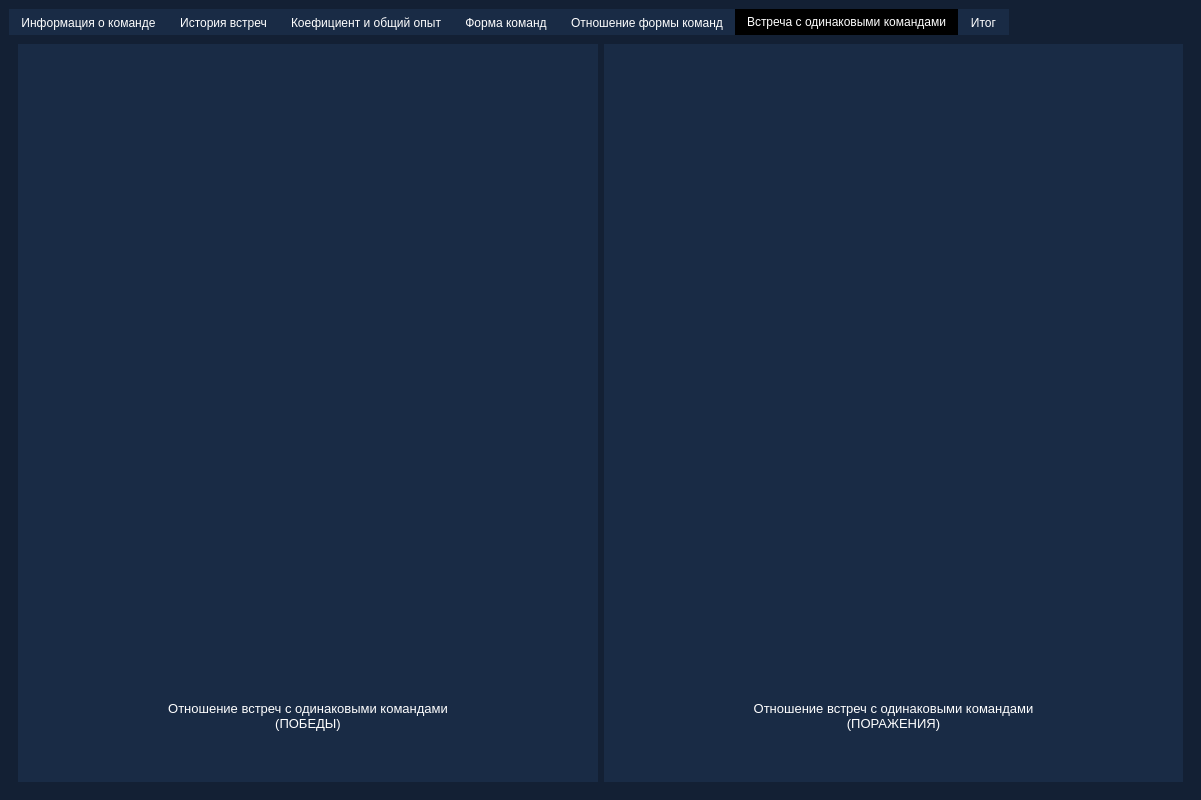
The window that qt/uis/main_window.ui (CodderLord/CS_GO_analythics) describes before a commit, drawn with Qt 5.
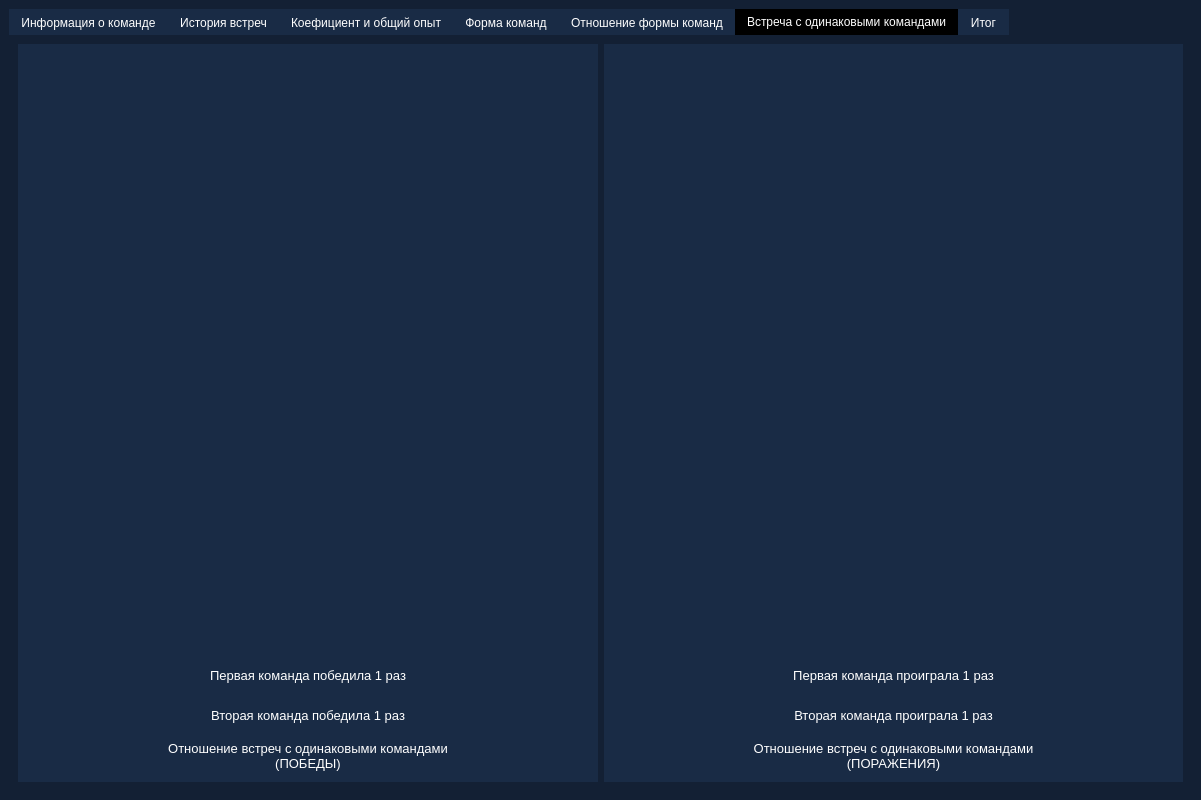
The same window after the commit. The open tabs and pages were chosen to show the change.

Commit message: add new func(sums  teams)

What changed in the file:
```diff
--- a/qt/uis/main_window.ui
+++ b/qt/uis/main_window.ui
@@ -1232,6 +1232,16 @@
            <string/>
           </property>
           <layout class="QGridLayout" name="gridLayout_23">
+           <item row="1" column="0">
+            <widget class="QLabel" name="first_team_win">
+             <property name="styleSheet">
+              <string notr="true">color: rgb(255, 255, 255);</string>
+             </property>
+             <property name="text">
+              <string>&lt;html&gt;&lt;head/&gt;&lt;body&gt;&lt;p align=&quot;center&quot;&gt;&lt;span style=&quot; font-size:10pt;&quot;&gt;Первая команда победила 1 раз&lt;/span&gt;&lt;/p&gt;&lt;/body&gt;&lt;/html&gt;</string>
+             </property>
+            </widget>
+           </item>
            <item row="0" column="0">
             <widget class="QLabel" name="same_team_one_graphics">
              <property name="minimumSize">
@@ -1251,7 +1261,7 @@
              </property>
             </widget>
            </item>
-           <item row="1" column="0">
+           <item row="3" column="0">
             <widget class="QLabel" name="label_same_team_one">
              <property name="styleSheet">
               <string notr="true">color: rgb(255, 255, 255);</string>
@@ -1261,6 +1271,16 @@
              </property>
             </widget>
            </item>
+           <item row="2" column="0">
+            <widget class="QLabel" name="second_team_win">
+             <property name="styleSheet">
+              <string notr="true">color: rgb(255, 255, 255);</string>
+             </property>
+             <property name="text">
+              <string>&lt;html&gt;&lt;head/&gt;&lt;body&gt;&lt;p align=&quot;center&quot;&gt;&lt;span style=&quot; font-size:10pt;&quot;&gt;Вторая команда победила 1 раз&lt;/span&gt;&lt;/p&gt;&lt;/body&gt;&lt;/html&gt;</string>
+             </property>
+            </widget>
+           </item>
           </layout>
          </widget>
         </item>
@@ -1286,6 +1306,16 @@
            <string/>
           </property>
           <layout class="QGridLayout" name="gridLayout_24">
+           <item row="1" column="0">
+            <widget class="QLabel" name="first_team_lose">
+             <property name="styleSheet">
+              <string notr="true">color: rgb(255, 255, 255);</string>
+             </property>
+             <property name="text">
+              <string>&lt;html&gt;&lt;head/&gt;&lt;body&gt;&lt;p align=&quot;center&quot;&gt;&lt;span style=&quot; font-size:10pt;&quot;&gt;Первая команда проиграла 1 раз&lt;/span&gt;&lt;/p&gt;&lt;/body&gt;&lt;/html&gt;</string>
+             </property>
+            </widget>
+           </item>
            <item row="0" column="0">
             <widget class="QLabel" name="same_team_two_graphics">
              <property name="minimumSize">
@@ -1305,7 +1335,7 @@
              </property>
             </widget>
            </item>
-           <item row="1" column="0">
+           <item row="3" column="0">
             <widget class="QLabel" name="label_same_team_two">
              <property name="styleSheet">
               <string notr="true">color: rgb(255, 255, 255);</string>
@@ -1315,6 +1345,16 @@
              </property>
             </widget>
            </item>
+           <item row="2" column="0">
+            <widget class="QLabel" name="second_team_lose">
+             <property name="styleSheet">
+              <string notr="true">color: rgb(255, 255, 255);</string>
+             </property>
+             <property name="text">
+              <string>&lt;html&gt;&lt;head/&gt;&lt;body&gt;&lt;p align=&quot;center&quot;&gt;&lt;span style=&quot; font-size:10pt;&quot;&gt;Вторая команда проиграла 1 раз&lt;/span&gt;&lt;/p&gt;&lt;/body&gt;&lt;/html&gt;</string>
+             </property>
+            </widget>
+           </item>
           </layout>
          </widget>
         </item>
```
Left out of the diff: 4 changed lines with no effect on the pictures. The commit also changes 5 other files.
